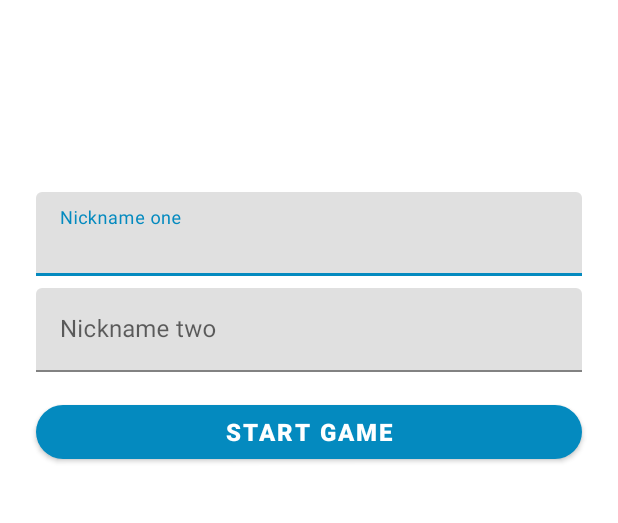
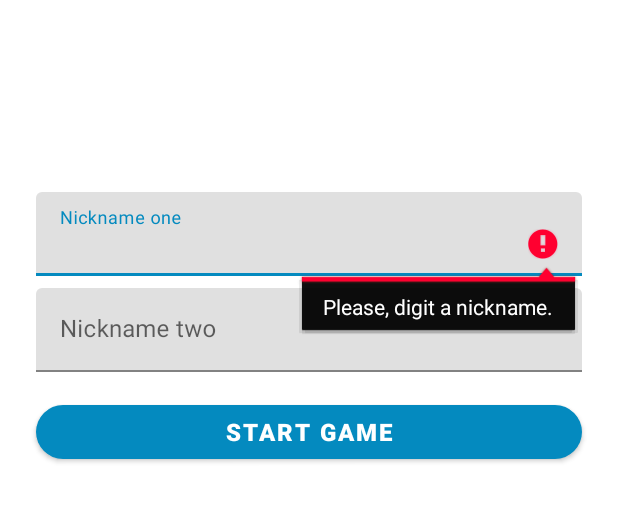
Before and after one commit to argote-dev/TriviaApp, an Android app: the screen it shows after launch (MainActivity), after a tap on "START GAME", on a phone screen of 412 x 824 dp, the part 314-837 px from its top. Run offline under Robolectric (Android 15) with nearby library versions, the phone set to English and light mode, and no system bars.

Commit message:
Add validation nickname not empty

```diff
--- a/app/src/main/java/com/argotedev/triviaapp/ui/startGame/StartGameFragment.kt
+++ b/app/src/main/java/com/argotedev/triviaapp/ui/startGame/StartGameFragment.kt
@@ -33,12 +33,18 @@ class StartGameFragment : Fragment() {
         super.onViewCreated(view, savedInstanceState)
 
         binding.btnStratGame.setOnClickListener {
+            if (viewModel.nicknamePlayerOne.value.isNullOrBlank()) {
+                binding.inputNicknameOne.error = getString(R.string.text_error_nickname)
+            } else if (viewModel.nicknamePlayerTwo.value.isNullOrBlank()) {
+                binding.inputNicknameTwo.error = getString(R.string.text_error_nickname)
+            } else {
                 val game = viewModel.startGame()
                 starGameRouter.replace(
                     requireActivity().supportFragmentManager,
                     R.id.containerFragment,
                     game as Trivia
                 )
+            }
         }
 
         binding.inputNicknameOne.addTextChangedListener { editable ->
--- a/app/src/main/res/values/strings.xml
+++ b/app/src/main/res/values/strings.xml
@@ -11,4 +11,5 @@
     <string name="text_nickname">Player %d: %s</string>
     <string name="text_title_answer_player_1">Answer player 1</string>
     <string name="text_title_answer_player_2">Answer player 2</string>
+    <string name="text_error_nickname">Please, digit a nickname.</string>
 </resources>
```
Lines whose indentation alone changed are shown as unchanged.
